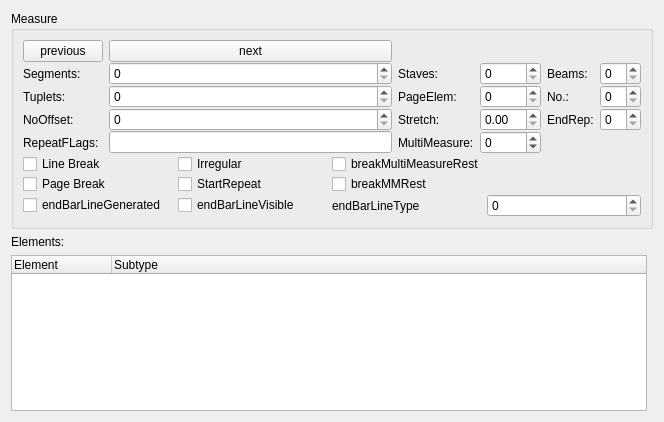
Before: the Qt Designer form mscore/mscore/measure.ui in musescore/musescore-old, drawn with Qt 5.
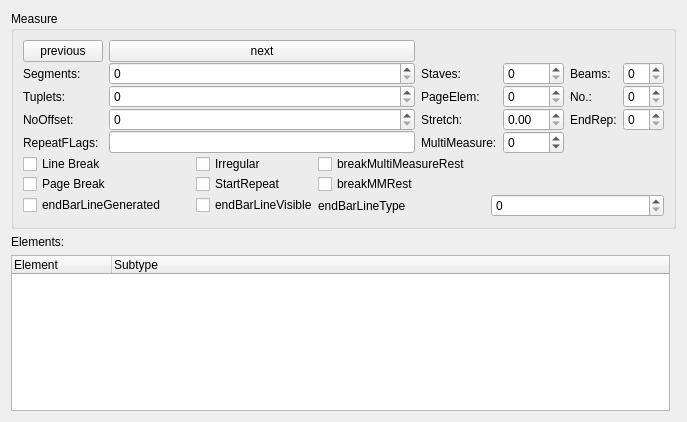
After: the same form once the commit is applied.

The edit to the form file:
```diff
--- a/mscore/mscore/measure.ui
+++ b/mscore/mscore/measure.ui
@@ -6,7 +6,7 @@
    <rect>
     <x>0</x>
     <y>0</y>
-    <width>664</width>
+    <width>687</width>
     <height>422</height>
    </rect>
   </property>
@@ -46,6 +46,12 @@
         </item>
         <item row="0" column="1">
          <widget class="QCheckBox" name="irregular">
+          <property name="sizePolicy">
+           <sizepolicy hsizetype="Fixed" vsizetype="Fixed">
+            <horstretch>0</horstretch>
+            <verstretch>0</verstretch>
+           </sizepolicy>
+          </property>
           <property name="text">
            <string notr="true">Irregular</string>
           </property>
@@ -60,6 +66,12 @@
         </item>
         <item row="1" column="1">
          <widget class="QCheckBox" name="startRepeat">
+          <property name="sizePolicy">
+           <sizepolicy hsizetype="Fixed" vsizetype="Fixed">
+            <horstretch>0</horstretch>
+            <verstretch>0</verstretch>
+           </sizepolicy>
+          </property>
           <property name="text">
            <string notr="true">StartRepeat</string>
           </property>
```
